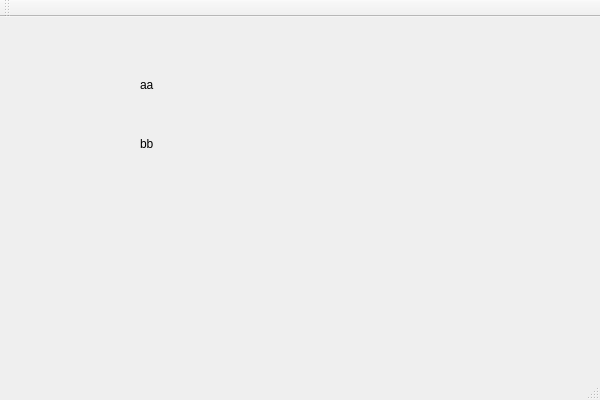
The window that TP Sondeur/TP Sondeur Marin/TPSondeurMarin.ui (charlesdesenclos/TP-Syst-me) describes before a commit, drawn with Qt 5.
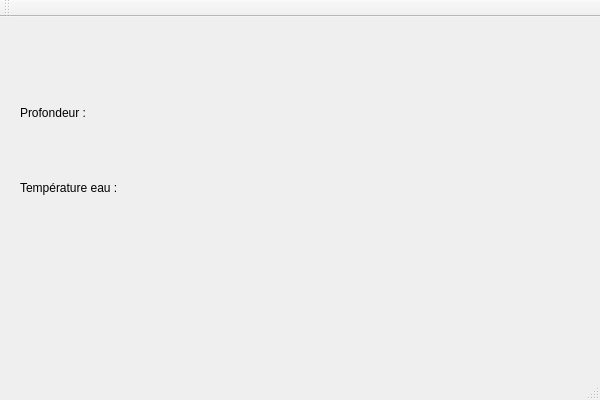
The same window after the commit.

Patch:
```diff
--- a/TP Sondeur/TP Sondeur Marin/TPSondeurMarin.ui
+++ b/TP Sondeur/TP Sondeur Marin/TPSondeurMarin.ui
@@ -17,27 +17,53 @@
    <widget class="QLabel" name="label">
     <property name="geometry">
      <rect>
-      <x>140</x>
-      <y>60</y>
-      <width>61</width>
-      <height>16</height>
+      <x>20</x>
+      <y>80</y>
+      <width>81</width>
+      <height>31</height>
      </rect>
     </property>
     <property name="text">
-     <string>aa</string>
+     <string>Profondeur :</string>
     </property>
    </widget>
    <widget class="QLabel" name="label_2">
     <property name="geometry">
      <rect>
+      <x>20</x>
+      <y>150</y>
+      <width>101</width>
+      <height>41</height>
+     </rect>
+    </property>
+    <property name="text">
+     <string>Température eau :</string>
+    </property>
+   </widget>
+   <widget class="QLabel" name="LabelAfficheProfondeur">
+    <property name="geometry">
+     <rect>
+      <x>110</x>
+      <y>90</y>
+      <width>91</width>
+      <height>20</height>
+     </rect>
+    </property>
+    <property name="text">
+     <string/>
+    </property>
+   </widget>
+   <widget class="QLabel" name="LabelAfficheTemperature">
+    <property name="geometry">
+     <rect>
       <x>140</x>
-      <y>120</y>
-      <width>47</width>
-      <height>13</height>
+      <y>150</y>
+      <width>111</width>
+      <height>41</height>
      </rect>
     </property>
     <property name="text">
-     <string>bb</string>
+     <string/>
     </property>
    </widget>
   </widget>
```
